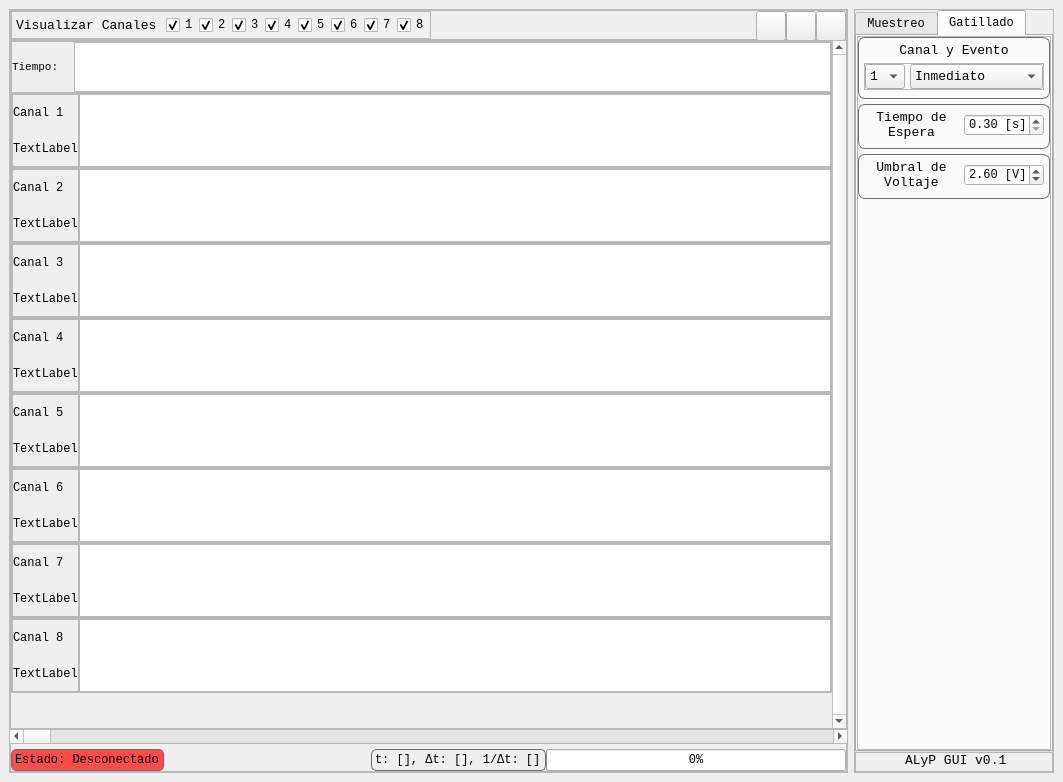
Qt form GUI v0.1/src/mainwindow.ui (KarimHacen7/ProyectoFinal) before a commit.
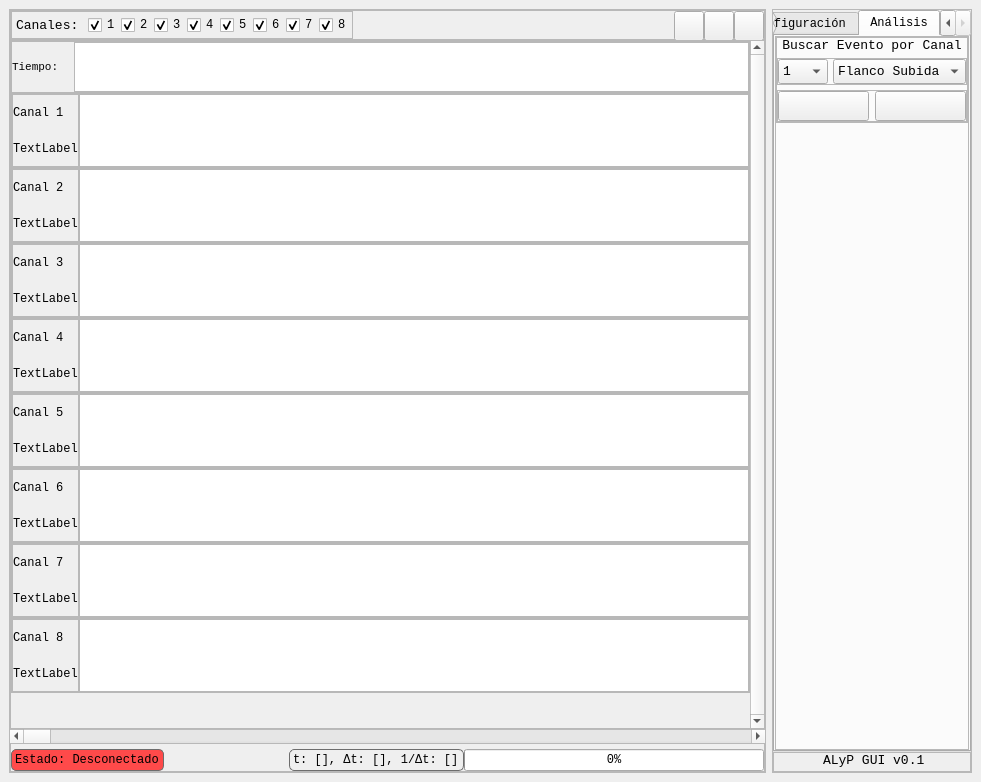
The same form after that commit. The open tabs and pages were chosen to show the change. Icons and pictures are not drawn.

What changed in the file:
```diff
--- a/GUI v0.1/src/mainwindow.ui
+++ b/GUI v0.1/src/mainwindow.ui
@@ -6,7 +6,7 @@
    <rect>
     <x>0</x>
     <y>0</y>
-    <width>1063</width>
+    <width>981</width>
     <height>782</height>
    </rect>
   </property>
@@ -160,7 +160,7 @@
                 <string notr="true">*{padding-right: 5px;}</string>
                </property>
                <property name="text">
-                <string>Visualizar Canales</string>
+                <string>Canales:</string>
                </property>
                <property name="wordWrap">
                 <bool>false</bool>
@@ -375,7 +375,7 @@
            <rect>
             <x>0</x>
             <y>0</y>
-            <width>818</width>
+            <width>736</width>
             <height>684</height>
            </rect>
           </property>
@@ -1462,7 +1462,9 @@
           <string notr="true">QFrame#samplingChannelsFrame,
 QFrame#samplingDepthFrame,
 QFrame#samplingFrequencyFrame,
-QFrame#samplingModeFrame
+QFrame#samplingModeFrame, 
+QFrame#samplingModeFrame,
+QFrame#samplingModeFrame,
 {
 border: 1px solid rgb(109, 109, 109);
 border-radius: 7px;
@@ -1478,7 +1480,7 @@
            <string>Muestreo</string>
           </property>
           <attribute name="title">
-           <string>Muestreo</string>
+           <string>Configuración</string>
           </attribute>
           <layout class="QVBoxLayout" name="verticalLayout_9">
            <property name="spacing">
@@ -2044,79 +2046,6 @@
                </widget>
               </item>
               <item>
-               <spacer name="slideFrameVerticalSpacer">
-                <property name="orientation">
-                 <enum>Qt::Vertical</enum>
-                </property>
-                <property name="sizeHint" stdset="0">
-                 <size>
-                  <width>20</width>
-                  <height>40</height>
-                 </size>
-                </property>
-               </spacer>
-              </item>
-             </layout>
-            </widget>
-           </item>
-          </layout>
-         </widget>
-         <widget class="QWidget" name="triggerTab">
-          <attribute name="title">
-           <string>Gatillado</string>
-          </attribute>
-          <layout class="QVBoxLayout" name="verticalLayout_23">
-           <property name="spacing">
-            <number>5</number>
-           </property>
-           <property name="leftMargin">
-            <number>0</number>
-           </property>
-           <property name="topMargin">
-            <number>0</number>
-           </property>
-           <property name="rightMargin">
-            <number>0</number>
-           </property>
-           <property name="bottomMargin">
-            <number>0</number>
-           </property>
-           <item>
-            <widget class="QFrame" name="triggerFrame">
-             <property name="styleSheet">
-              <string notr="true">QFrame#triggerChannelFrame,
-QFrame#triggerTimeoutFrame,
-QFrame#voltageThresholdFrame
-{
-border: 1px solid rgb(109, 109, 109);
-border-radius: 7px;
-padding:5px;
-padding-bottom:8px
-}</string>
-             </property>
-             <property name="frameShape">
-              <enum>QFrame::StyledPanel</enum>
-             </property>
-             <property name="frameShadow">
-              <enum>QFrame::Raised</enum>
-             </property>
-             <layout class="QVBoxLayout" name="verticalLayout_7">
-              <property name="spacing">
-               <number>5</number>
-              </property>
-              <property name="leftMargin">
-               <number>0</number>
-              </property>
-              <property name="topMargin">
-               <number>0</number>
-              </property>
-              <property name="rightMargin">
-               <number>0</number>
-              </property>
-              <property name="bottomMargin">
-               <number>0</number>
-              </property>
-              <item>
                <widget class="QFrame" name="triggerChannelFrame">
                 <property name="frameShape">
                  <enum>QFrame::StyledPanel</enum>
@@ -2479,6 +2408,340 @@
                    <property name="value">
                     <double>2.600000000000000</double>
                    </property>
+                  </widget>
+                 </item>
+                </layout>
+               </widget>
+              </item>
+              <item>
+               <spacer name="slideFrameVerticalSpacer">
+                <property name="orientation">
+                 <enum>Qt::Vertical</enum>
+                </property>
+                <property name="sizeHint" stdset="0">
+                 <size>
+                  <width>20</width>
+                  <height>40</height>
+                 </size>
+                </property>
+               </spacer>
+              </item>
+             </layout>
+            </widget>
+           </item>
+          </layout>
+         </widget>
+         <widget class="QWidget" name="triggerTab">
+          <attribute name="title">
+           <string>Análisis</string>
+          </attribute>
+          <layout class="QVBoxLayout" name="verticalLayout_23">
+           <property name="spacing">
+            <number>5</number>
+           </property>
+           <property name="leftMargin">
+            <number>0</number>
+           </property>
+           <property name="topMargin">
+            <number>0</number>
+           </property>
+           <property name="rightMargin">
+            <number>0</number>
+           </property>
+           <property name="bottomMargin">
+            <number>0</number>
+           </property>
+           <item>
+            <widget class="QFrame" name="triggerFrame">
+             <property name="styleSheet">
+              <string notr="true">QFrame#triggerAnalysisFrame,
+{
+border: 1px solid rgb(109, 109, 109);
+border-radius: 7px;
+padding:5px;
+padding-bottom:8px
+}</string>
+             </property>
+             <property name="frameShape">
+              <enum>QFrame::StyledPanel</enum>
+             </property>
+             <property name="frameShadow">
+              <enum>QFrame::Raised</enum>
+             </property>
+             <layout class="QVBoxLayout" name="verticalLayout_4">
+              <property name="leftMargin">
+               <number>0</number>
+              </property>
+              <property name="topMargin">
+               <number>0</number>
+              </property>
+              <property name="rightMargin">
+               <number>0</number>
+              </property>
+              <property name="bottomMargin">
+               <number>0</number>
+              </property>
+              <item>
+               <widget class="QFrame" name="triggerAnalysisFrame">
+                <property name="frameShape">
+                 <enum>QFrame::StyledPanel</enum>
+                </property>
+                <property name="frameShadow">
+                 <enum>QFrame::Raised</enum>
+                </property>
+                <layout class="QVBoxLayout" name="verticalLayout_21">
+                 <property name="spacing">
+                  <number>5</number>
+                 </property>
+                 <property name="leftMargin">
+                  <number>0</number>
+                 </property>
+                 <property name="topMargin">
+                  <number>0</number>
+                 </property>
+                 <property name="rightMargin">
+                  <number>0</number>
+                 </property>
+                 <property name="bottomMargin">
+                  <number>0</number>
+                 </property>
+                 <item>
+                  <widget class="QLabel" name="triggerAnalysisTitleLabel">
+                   <property name="sizePolicy">
+                    <sizepolicy hsizetype="Preferred" vsizetype="Preferred">
+                     <horstretch>0</horstretch>
+                     <verstretch>0</verstretch>
+                    </sizepolicy>
+                   </property>
+                   <property name="font">
+                    <font>
+                     <family>Consolas</family>
+                     <pointsize>10</pointsize>
+                    </font>
+                   </property>
+                   <property name="text">
+                    <string>Buscar Evento por Canal</string>
+                   </property>
+                   <property name="alignment">
+                    <set>Qt::AlignCenter</set>
+                   </property>
+                  </widget>
+                 </item>
+                 <item>
+                  <widget class="QFrame" name="triggerAnalysisButtonsFrame">
+                   <property name="frameShape">
+                    <enum>QFrame::StyledPanel</enum>
+                   </property>
+                   <property name="frameShadow">
+                    <enum>QFrame::Raised</enum>
+                   </property>
+                   <layout class="QHBoxLayout" name="horizontalLayout_19">
+                    <property name="spacing">
+                     <number>5</number>
+                    </property>
+                    <property name="leftMargin">
+                     <number>0</number>
+                    </property>
+                    <property name="topMargin">
+                     <number>0</number>
+                    </property>
+                    <property name="rightMargin">
+                     <number>0</number>
+                    </property>
+                    <property name="bottomMargin">
+                     <number>0</number>
+                    </property>
+                    <item>
+                     <widget class="QComboBox" name="triggerAnalysisChannelComboBox">
+                      <property name="sizePolicy">
+                       <sizepolicy hsizetype="Fixed" vsizetype="Fixed">
+                        <horstretch>0</horstretch>
+                        <verstretch>0</verstretch>
+                       </sizepolicy>
+                      </property>
+                      <property name="minimumSize">
+                       <size>
+                        <width>25</width>
+                        <height>25</height>
+                       </size>
+                      </property>
+                      <property name="maximumSize">
+                       <size>
+                        <width>50</width>
+                        <height>16777215</height>
+                       </size>
+                      </property>
+                      <property name="font">
+                       <font>
+                        <family>Consolas</family>
+                        <pointsize>10</pointsize>
+                       </font>
+                      </property>
+                      <item>
+                       <property name="text">
+                        <string>1</string>
+                       </property>
+                      </item>
+                      <item>
+                       <property name="text">
+                        <string>2</string>
+                       </property>
+                      </item>
+                      <item>
+                       <property name="text">
+                        <string>3</string>
+                       </property>
+                      </item>
+                      <item>
+                       <property name="text">
+                        <string>4</string>
+                       </property>
+                      </item>
+                      <item>
+                       <property name="text">
+                        <string>5</string>
+                       </property>
+                      </item>
+                      <item>
+                       <property name="text">
+                        <string>6</string>
+                       </property>
+                      </item>
+                      <item>
+                       <property name="text">
+                        <string>7</string>
+                       </property>
+                      </item>
+                      <item>
+                       <property name="text">
+                        <string>8</string>
+                       </property>
+                      </item>
+                     </widget>
+                    </item>
+                    <item>
+                     <widget class="QComboBox" name="triggerAnalysisModeComboBox">
+                      <property name="minimumSize">
+                       <size>
+                        <width>0</width>
+                        <height>25</height>
+                       </size>
+                      </property>
+                      <property name="font">
+                       <font>
+                        <family>Consolas</family>
+                        <pointsize>10</pointsize>
+                       </font>
+                      </property>
+                      <item>
+                       <property name="text">
+                        <string>Flanco Subida</string>
+                       </property>
+                       <property name="icon">
+                        <iconset resource="Icons.qrc">
+                         <normaloff>:/ButtonIcons/ico/RISING EDGE.png</normaloff>:/ButtonIcons/ico/RISING EDGE.png</iconset>
+                       </property>
+                      </item>
+                      <item>
+                       <property name="text">
+                        <string>Flanco Bajada</string>
+                       </property>
+                       <property name="icon">
+                        <iconset resource="Icons.qrc">
+                         <normaloff>:/ButtonIcons/ico/FALLING EDGE.png</normaloff>:/ButtonIcons/ico/FALLING EDGE.png</iconset>
+                       </property>
+                      </item>
+                      <item>
+                       <property name="text">
+                        <string>Nivel Bajo</string>
+                       </property>
+                       <property name="icon">
+                        <iconset resource="Icons.qrc">
+                         <normaloff>:/ButtonIcons/ico/LOW LEVEL.png</normaloff>:/ButtonIcons/ico/LOW LEVEL.png</iconset>
+                       </property>
+                      </item>
+                      <item>
+                       <property name="text">
+                        <string>Nivel Alto</string>
+                       </property>
+                       <property name="icon">
+                        <iconset resource="Icons.qrc">
+                         <normaloff>:/ButtonIcons/ico/HIGH LEVEL.png</normaloff>:/ButtonIcons/ico/HIGH LEVEL.png</iconset>
+                       </property>
+                      </item>
+                     </widget>
+                    </item>
+                   </layout>
+                  </widget>
+                 </item>
+                 <item>
+                  <widget class="QFrame" name="triggerAnalysisButtonsFrame_2">
+                   <property name="frameShape">
+                    <enum>QFrame::StyledPanel</enum>
+                   </property>
+                   <property name="frameShadow">
+                    <enum>QFrame::Raised</enum>
+                   </property>
+                   <layout class="QHBoxLayout" name="horizontalLayout_20">
+                    <property name="leftMargin">
+                     <number>0</number>
+                    </property>
+                    <property name="topMargin">
+                     <number>0</number>
+                    </property>
+                    <property name="rightMargin">
+                     <number>0</number>
+                    </property>
+                    <property name="bottomMargin">
+                     <number>0</number>
+                    </property>
+                    <item>
+                     <widget class="QPushButton" name="triggerAnalysisGoLeftButton">
+                      <property name="minimumSize">
+                       <size>
+                        <width>0</width>
+                        <height>30</height>
+                       </size>
+                      </property>
+                      <property name="text">
+                       <string/>
+                      </property>
+                      <property name="icon">
+                       <iconset resource="Icons.qrc">
+                        <normaloff>:/ButtonIcons/ico/ArrowLeft.png</normaloff>:/ButtonIcons/ico/ArrowLeft.png</iconset>
+                      </property>
+                      <property name="iconSize">
+                       <size>
+                        <width>25</width>
+                        <height>25</height>
+                       </size>
+                      </property>
+                     </widget>
+                    </item>
+                    <item>
+                     <widget class="QPushButton" name="triggerAnalysisGoRightButton">
+                      <property name="minimumSize">
+                       <size>
+                        <width>0</width>
+                        <height>30</height>
+                       </size>
+                      </property>
+                      <property name="text">
+                       <string/>
+                      </property>
+                      <property name="icon">
+                       <iconset resource="Icons.qrc">
+                        <normaloff>:/ButtonIcons/ico/ArrowRight.png</normaloff>:/ButtonIcons/ico/ArrowRight.png</iconset>
+                      </property>
+                      <property name="iconSize">
+                       <size>
+                        <width>25</width>
+                        <height>25</height>
+                       </size>
+                      </property>
+                     </widget>
+                    </item>
+                   </layout>
                   </widget>
                  </item>
                 </layout>
```
Left out of the diff: 10 changed lines with no effect on the pictures.
